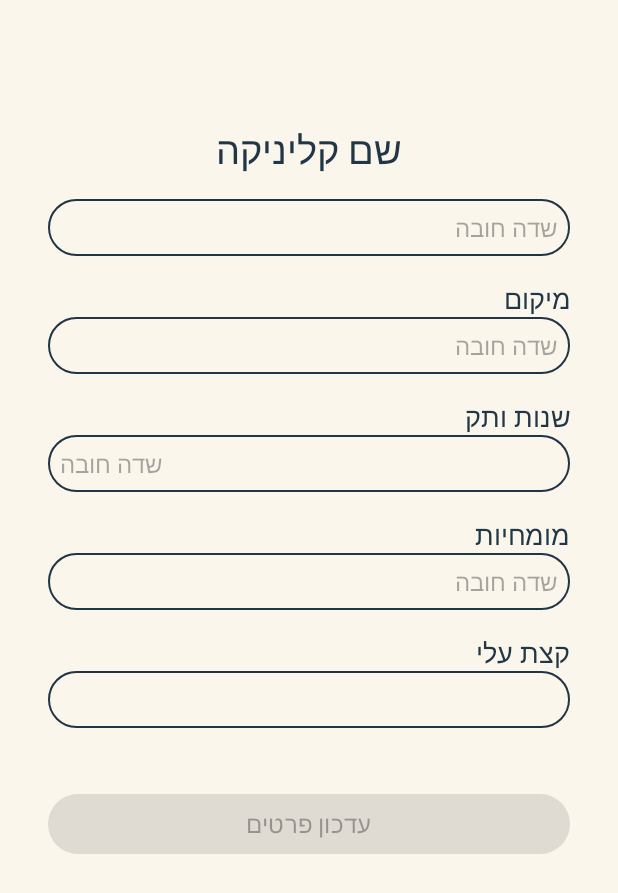
After one commit to MyVet-app/MyVet, an Android app: the UpdateAboutMeVet screen opened directly, with no data from a screen before it, on a phone screen of 412 x 824 dp. The commit adds this screen. Shown: the top 893 px of the screen. Run offline under Robolectric (Android 15) with nearby library versions, the phone set to English and light mode, and no system bars; our stand-ins replace Firebase (no records; nobody signed in at launch, a user with empty details on screens opened directly).

Commit message:
Veterinarian details update "a little about me"  incomplete

```diff
--- a/app/src/main/AndroidManifest.xml
+++ b/app/src/main/AndroidManifest.xml
@@ -20,6 +20,9 @@
         android:supportsRtl="true"
         android:theme="@style/Theme.LogginApp"
         tools:targetApi="31">
+        <activity
+            android:name=".UpdateAboutMeVet"
+            android:exported="false" />
         <activity
             android:name=".MakeAppointment"
             android:exported="false" />
--- /dev/null
+++ b/app/src/main/java/com/myvet/myvet/UpdateAboutMeVet.kt
@@ -0,0 +1,106 @@
+package com.myvet.myvet
+
+import android.content.Intent
+import android.os.Bundle
+import android.os.Looper
+import android.util.Log
+import android.widget.Button
+import android.widget.EditText
+import android.widget.TextView
+import androidx.activity.OnBackPressedCallback
+import androidx.activity.enableEdgeToEdge
+import androidx.appcompat.app.AppCompatActivity
+import androidx.core.widget.addTextChangedListener
+import com.google.firebase.firestore.FirebaseFirestore
+
+class UpdateAboutMeVet : AppCompatActivity() {
+    private lateinit var ClinicName: EditText
+    private lateinit var ClinicLocation: EditText
+    private lateinit var YearsOfExperience: EditText
+    private lateinit var Expertise: EditText
+    private lateinit var AboutMe: EditText
+    private lateinit var ErorrMessage: TextView
+    private lateinit var UpdateDetails: Button
+
+    override fun onCreate(savedInstanceState: Bundle?) {
+        super.onCreate(savedInstanceState)
+        enableEdgeToEdge()
+        setContentView(R.layout.activity_update_about_me_vet)
+
+        onBackPressedDispatcher.addCallback(this, object : OnBackPressedCallback(true) {
+            override fun handleOnBackPressed() {
+                val intent = Intent(this@UpdateAboutMeVet, VetWindow::class.java)
+                intent.flags = Intent.FLAG_ACTIVITY_CLEAR_TOP or Intent.FLAG_ACTIVITY_SINGLE_TOP
+                startActivity(intent)
+                finish()
+            }
+        })
+
+        ClinicName = findViewById(R.id.ClinicName)
+        ClinicLocation = findViewById(R.id.ClinicLocation)
+        YearsOfExperience = findViewById(R.id.YearsOfExperience)
+        Expertise = findViewById(R.id.Expertise)
+        AboutMe = findViewById(R.id.AboutMe)
+        ErorrMessage = findViewById(R.id.ErrorMessage)
+        UpdateDetails = findViewById(R.id.Update)
+
+        val db = FirebaseFirestore.getInstance()
+
+        //Set the register button to be disabled
+        UpdateDetails.isEnabled = false
+
+        //Function to check if the user has typed in all the information needed for the registration
+        fun checkInputs() {
+            val ClinicName = ClinicName.text.toString()
+            val ClinicLocation = ClinicLocation.text.toString()
+            val Expertise = YearsOfExperience.text.toString()
+            UpdateDetails.isEnabled =
+                ClinicName.isNotEmpty() && ClinicLocation.isNotEmpty() && Expertise.isNotEmpty()
+        }
+
+        ClinicName.addTextChangedListener { checkInputs() }
+        ClinicLocation.addTextChangedListener { checkInputs() }
+        YearsOfExperience.addTextChangedListener { checkInputs() }
+
+        UpdateDetails.setOnClickListener {
+            val email = intent.getStringExtra("EMAIL") ?: return@setOnClickListener
+            val documentRef = db.collection("veterinarian").document(email)
+            documentRef.get()
+                .addOnSuccessListener { document ->
+                    if (document.exists()) {
+                        val aboutMeVet = hashMapOf(
+                            "clinicName" to ClinicName.text.toString(),
+                            "clinicLocation" to ClinicLocation.text.toString(),
+                            "yearsOfExperience" to YearsOfExperience.text.toString(),
+                            "expertise" to Expertise.text.toString(),
+                            "aboutMe" to AboutMe.text.toString()
+                        )
+                        db.collection("veterinarian").document(email).collection("aboutMe").add(aboutMeVet)
+                            .addOnSuccessListener {
+                            Log.i(
+                                "UpdateAboutMeVet",
+                                "The about me details have been updated successfully"
+                            )
+                        }
+                            .addOnFailureListener {
+                                Log.i(
+                                    "UpdateAboutMeVet",
+                                    "The about me details have not been updated successfully"
+                                )
+                            }
+                        ErorrMessage.text = "הפרטים עודכנו בהצלחה"
+                        ErorrMessage.visibility = TextView.VISIBLE
+                        val handler = android.os.Handler(Looper.getMainLooper())
+                        handler.postDelayed({
+                            ErorrMessage.visibility = TextView.GONE
+                        },5000)
+                        val intent = Intent(this, VetWindow::class.java)
+                        startActivity(intent)
+                        finish()
+                    }
+                }
+
+        }
+    }
+
+}
--- a/app/src/main/java/com/myvet/myvet/VetWindow.kt
+++ b/app/src/main/java/com/myvet/myvet/VetWindow.kt
@@ -36,6 +36,8 @@ class VetWindow : AppCompatActivity() {
     private lateinit var logOut: Button
     private lateinit var deleteAccount: Button
 
+    private lateinit var updateAboutMe: Button
+
     private lateinit var addAvailability: Button
     private lateinit var availabilityWindowsList: LinearLayout
     private lateinit var appointmentsList: LinearLayout
@@ -63,6 +65,12 @@ class VetWindow : AppCompatActivity() {
                 clinicNameTitle.text = result.getString("clinicName")
                 clinicAddressTitle.text = result.getString("clinicAddress")
             }
+
+        updateAboutMe = findViewById(R.id.UpdateAboutMe)
+        updateAboutMe.setOnClickListener {
+            val intent = Intent(this, UpdateAboutMeVet::class.java)
+            startActivity(intent)
+        }
 
         logOut = findViewById(R.id.LogOut)
         logOut.setOnClickListener {
--- /dev/null
+++ b/app/src/main/res/layout/activity_update_about_me_vet.xml
@@ -0,0 +1,130 @@
+<?xml version="1.0" encoding="utf-8"?>
+<ScrollView xmlns:android="http://schemas.android.com/apk/res/android"
+    android:layout_width="match_parent"
+    android:layout_height="match_parent"
+    android:background="@drawable/login_backround"
+    android:padding="16dp">
+
+    <LinearLayout
+        android:layout_width="match_parent"
+        android:layout_height="wrap_content"
+        android:orientation="vertical"
+        android:padding="16dp">
+
+        <TextView
+            android:layout_width="match_parent"
+            android:layout_height="wrap_content"
+            android:layout_marginTop="50dp"
+            android:layout_marginBottom="16dp"
+            android:gravity="center"
+            android:text="שם קליניקה"
+            android:textColor="#213646"
+            android:textSize="25sp" />
+
+        <EditText
+            android:id="@+id/ClinicName"
+            android:layout_width="match_parent"
+            android:layout_height="wrap_content"
+            android:layout_marginBottom="16dp"
+            android:background="@drawable/rounded_corner"
+            android:hint="שדה חובה"
+            android:importantForAutofill="no"
+            android:inputType="text"
+            android:padding="8dp"
+            android:textSize="16sp" />
+
+        <TextView
+            android:layout_width="match_parent"
+            android:layout_height="wrap_content"
+            android:text="מיקום"
+            android:textColor="#213646"
+            android:textSize="18sp" />
+
+        <EditText
+            android:id="@+id/ClinicLocation"
+            android:layout_width="match_parent"
+            android:layout_height="wrap_content"
+            android:layout_marginBottom="16dp"
+            android:background="@drawable/rounded_corner"
+            android:hint="שדה חובה"
+            android:importantForAutofill="no"
+            android:inputType="text"
+            android:padding="8dp"
+            android:textSize="16sp" />
+
+        <TextView
+            android:layout_width="match_parent"
+            android:layout_height="wrap_content"
+            android:text="שנות ותק"
+            android:textColor="#213646"
+            android:textSize="18sp" />
+
+        <EditText
+            android:id="@+id/YearsOfExperience"
+            android:layout_width="match_parent"
+            android:layout_height="wrap_content"
+            android:layout_marginBottom="16dp"
+            android:background="@drawable/rounded_corner"
+            android:gravity="end"
+            android:hint="שדה חובה"
+            android:importantForAutofill="no"
+            android:inputType="number"
+            android:padding="8dp"
+            android:textSize="16sp" />
+
+        <TextView
+            android:layout_width="match_parent"
+            android:layout_height="wrap_content"
+            android:text="מומחיות"
+            android:textColor="#213646"
+            android:textSize="18sp" />
+
+        <EditText
+            android:id="@+id/Expertise"
+            android:layout_width="match_parent"
+            android:layout_height="wrap_content"
+            android:layout_marginBottom="16dp"
+            android:background="@drawable/rounded_corner"
+            android:hint="שדה חובה"
+            android:importantForAutofill="no"
+            android:inputType="text"
+            android:padding="8dp"
+            android:textSize="16sp" />
+
+        <TextView
+            android:layout_width="match_parent"
+            android:layout_height="wrap_content"
+            android:text="קצת עלי"
+            android:textColor="#213646"
+            android:textSize="18sp" />
+
+        <EditText
+            android:id="@+id/AboutMe"
+            android:layout_width="match_parent"
+            android:layout_height="wrap_content"
+            android:layout_marginBottom="16dp"
+            android:background="@drawable/rounded_corner"
+            android:importantForAutofill="no"
+            android:inputType="number"
+            android:padding="8dp"
+            android:textSize="16sp" />
+
+
+        <TextView
+            android:id="@+id/ErrorMessage"
+            android:layout_width="wrap_content"
+            android:layout_height="wrap_content"
+            android:text="לא כל השדות מלאים"
+            android:textColor="#161313"
+            android:visibility="gone" />
+
+        <Button
+            android:id="@+id/Update"
+            android:layout_width="match_parent"
+            android:layout_height="wrap_content"
+            android:layout_marginTop="24dp"
+            android:text="עדכון פרטים"
+            android:textSize="16sp" />
+
+    </LinearLayout>
+</ScrollView>
--- a/app/src/main/res/layout/activity_vet_window.xml
+++ b/app/src/main/res/layout/activity_vet_window.xml
@@ -31,6 +31,12 @@
         android:layout_height="wrap_content"
         android:gravity="center_horizontal"
         android:text="TextView" />
+
+    <Button
+        android:id="@+id/UpdateAboutMe"
+        android:layout_width="match_parent"
+        android:layout_height="wrap_content"
+        android:text="עדכון פרטי קצת עלי" />
 
     <Button
         android:id="@+id/LogOut"
```
